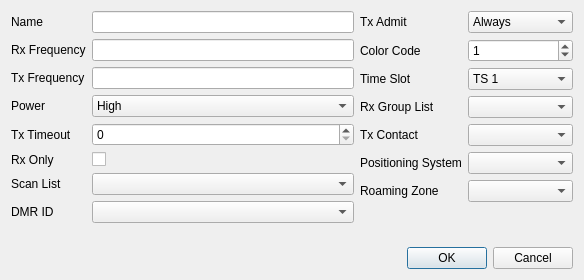
hmatuschek/qdmr, file src/digitalchanneldialog.ui: the form before one commit.
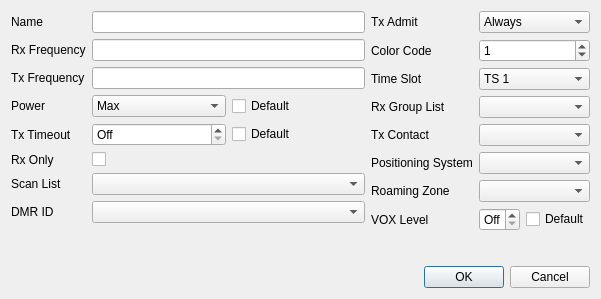
The form after the commit.

Diff of the .ui file:
```diff
--- a/src/digitalchanneldialog.ui
+++ b/src/digitalchanneldialog.ui
@@ -6,8 +6,8 @@
    <rect>
     <x>0</x>
     <y>0</y>
-    <width>584</width>
-    <height>280</height>
+    <width>601</width>
+    <height>299</height>
    </rect>
   </property>
   <property name="windowTitle">
@@ -62,38 +62,6 @@
          </property>
         </widget>
        </item>
-       <item row="3" column="1">
-        <widget class="QComboBox" name="power">
-         <property name="currentIndex">
-          <number>1</number>
-         </property>
-         <item>
-          <property name="text">
-           <string>Max</string>
-          </property>
-         </item>
-         <item>
-          <property name="text">
-           <string>High</string>
-          </property>
-         </item>
-         <item>
-          <property name="text">
-           <string>Mid</string>
-          </property>
-         </item>
-         <item>
-          <property name="text">
-           <string>Low</string>
-          </property>
-         </item>
-         <item>
-          <property name="text">
-           <string>Min</string>
-          </property>
-         </item>
-        </widget>
-       </item>
        <item row="4" column="0">
         <widget class="QLabel" name="txTimeoutLabel">
          <property name="text">
@@ -101,13 +69,6 @@
          </property>
         </widget>
        </item>
-       <item row="4" column="1">
-        <widget class="QSpinBox" name="txTimeout">
-         <property name="maximum">
-          <number>555</number>
-         </property>
-        </widget>
-       </item>
        <item row="5" column="0">
         <widget class="QLabel" name="rxOnlyLabel">
          <property name="text">
@@ -138,6 +99,73 @@
        <item row="7" column="1">
         <widget class="QComboBox" name="dmrID"/>
        </item>
+       <item row="3" column="1">
+        <layout class="QHBoxLayout" name="horizontalLayout_2">
+         <item>
+          <widget class="QComboBox" name="powerValue">
+           <item>
+            <property name="text">
+             <string>Max</string>
+            </property>
+           </item>
+           <item>
+            <property name="text">
+             <string>High</string>
+            </property>
+           </item>
+           <item>
+            <property name="text">
+             <string>Mid</string>
+            </property>
+           </item>
+           <item>
+            <property name="text">
+             <string>Low</string>
+            </property>
+           </item>
+           <item>
+            <property name="text">
+             <string>Min</string>
+            </property>
+           </item>
+          </widget>
+         </item>
+         <item>
+          <widget class="QCheckBox" name="powerDefault">
+           <property name="text">
+            <string>Default</string>
+           </property>
+          </widget>
+         </item>
+        </layout>
+       </item>
+       <item row="4" column="1">
+        <layout class="QHBoxLayout" name="horizontalLayout_3">
+         <item>
+          <widget class="QSpinBox" name="totValue">
+           <property name="toolTip">
+            <string>Specifies the transmit timeout in seconds. A value of 0 means that the transmit timeout is disabled.</string>
+           </property>
+           <property name="specialValueText">
+            <string>Off</string>
+           </property>
+           <property name="suffix">
+            <string> s</string>
+           </property>
+           <property name="maximum">
+            <number>9999</number>
+           </property>
+          </widget>
+         </item>
+         <item>
+          <widget class="QCheckBox" name="totDefault">
+           <property name="text">
+            <string>Default</string>
+           </property>
+          </widget>
+         </item>
+        </layout>
+       </item>
       </layout>
      </item>
      <item>
@@ -246,6 +274,31 @@
        <item row="6" column="1">
         <widget class="QComboBox" name="roaming"/>
        </item>
+       <item row="7" column="0">
+        <widget class="QLabel" name="voxLevelLabel">
+         <property name="text">
+          <string>VOX Level</string>
+         </property>
+        </widget>
+       </item>
+       <item row="7" column="1">
+        <layout class="QHBoxLayout" name="horizontalLayout_4">
+         <item>
+          <widget class="QSpinBox" name="voxValue">
+           <property name="specialValueText">
+            <string>Off</string>
+           </property>
+          </widget>
+         </item>
+         <item>
+          <widget class="QCheckBox" name="voxDefault">
+           <property name="text">
+            <string>Default</string>
+           </property>
+          </widget>
+         </item>
+        </layout>
+       </item>
       </layout>
      </item>
     </layout>
```
